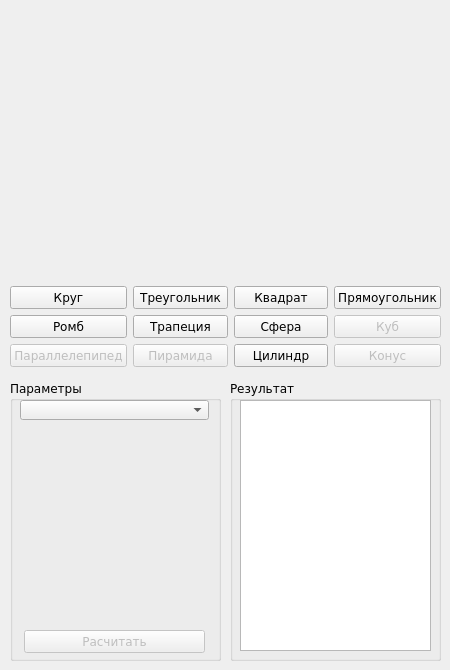
Qt form main_gui.ui (visor517/geometric_calculator) before a commit.
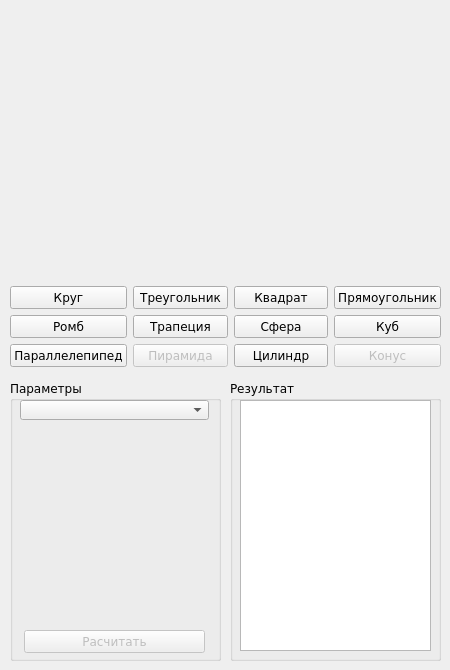
The same form after that commit.

Diff of the .ui file:
```diff
--- a/main_gui.ui
+++ b/main_gui.ui
@@ -85,7 +85,7 @@
      <item row="1" column="3">
       <widget class="QPushButton" name="cubeButton">
        <property name="enabled">
-        <bool>false</bool>
+        <bool>true</bool>
        </property>
        <property name="text">
         <string>Куб</string>
@@ -147,7 +147,7 @@
      <item row="2" column="0">
       <widget class="QPushButton" name="parallelepipedButton">
        <property name="enabled">
-        <bool>false</bool>
+        <bool>true</bool>
        </property>
        <property name="text">
         <string>Параллелепипед</string>
```
